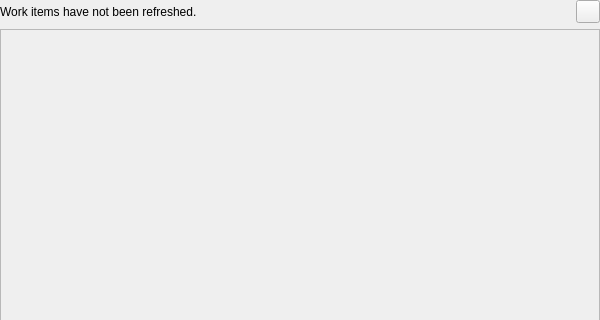
First picture: the form in Productivity/GitlabTasks/GitlabTasks.ui, repository Hitonoriol/HxToolkit, before the edit; both pictures show x 0 to 600 and y 0 to 320 of the 600 by 600 pixel window.
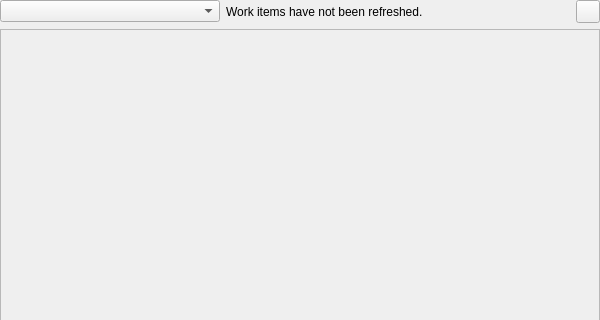
Second picture: the form after the edit.

Commit message: Move gitlab projects to a combobox

What changed in the file:
```diff
--- a/Productivity/GitlabTasks/GitlabTasks.ui
+++ b/Productivity/GitlabTasks/GitlabTasks.ui
@@ -28,6 +28,16 @@
    </property>
    <item>
     <layout class="QHBoxLayout" name="headerLayout">
+     <item>
+      <widget class="QComboBox" name="ProjectCombo">
+       <property name="minimumSize">
+        <size>
+         <width>220</width>
+         <height>0</height>
+        </size>
+       </property>
+      </widget>
+     </item>
      <item>
       <widget class="QLabel" name="StatusLabel">
        <property name="text">
```
The commit also changes 7 other files.
